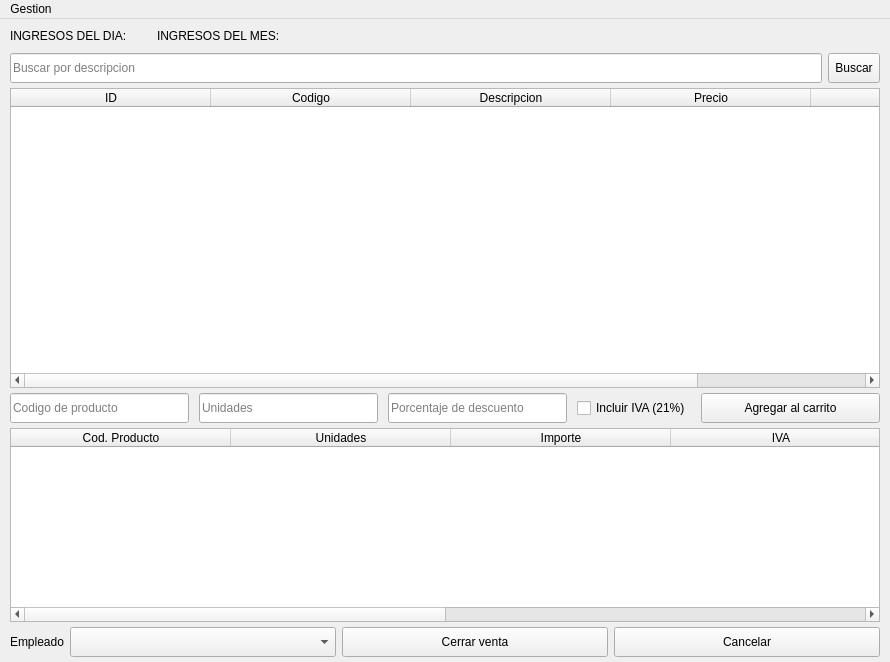
Before: the Qt Designer form uis/interfazGestor.ui in schulz-franco/gestor_de_ventas, drawn with Qt 5.
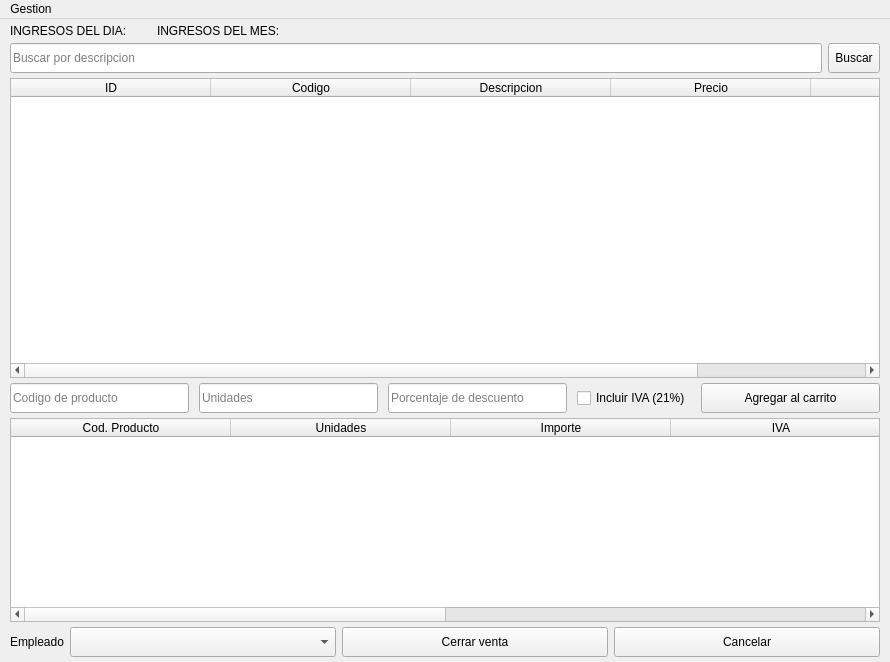
After: the same form once the commit is applied.

What changed in the file:
```diff
--- a/uis/interfazGestor.ui
+++ b/uis/interfazGestor.ui
@@ -101,13 +101,13 @@
            <number>0</number>
           </property>
           <property name="topMargin">
-           <number>5</number>
+           <number>0</number>
           </property>
           <property name="rightMargin">
            <number>0</number>
           </property>
           <property name="bottomMargin">
-           <number>5</number>
+           <number>0</number>
           </property>
           <item>
            <widget class="QLabel" name="ingresos_totales_dia">
```
